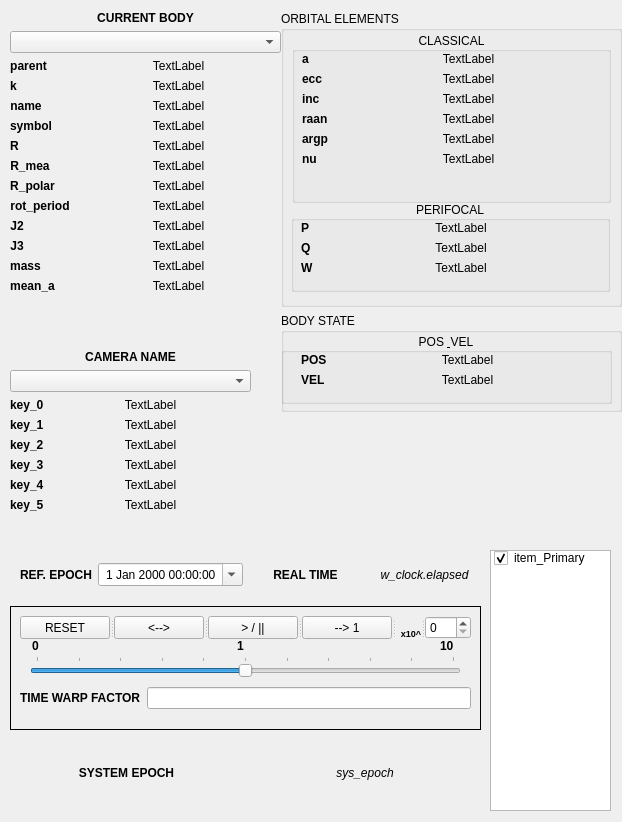
Old version of the form ui/gui_tiled.ui in the repository MadMaxFZ/sns2.
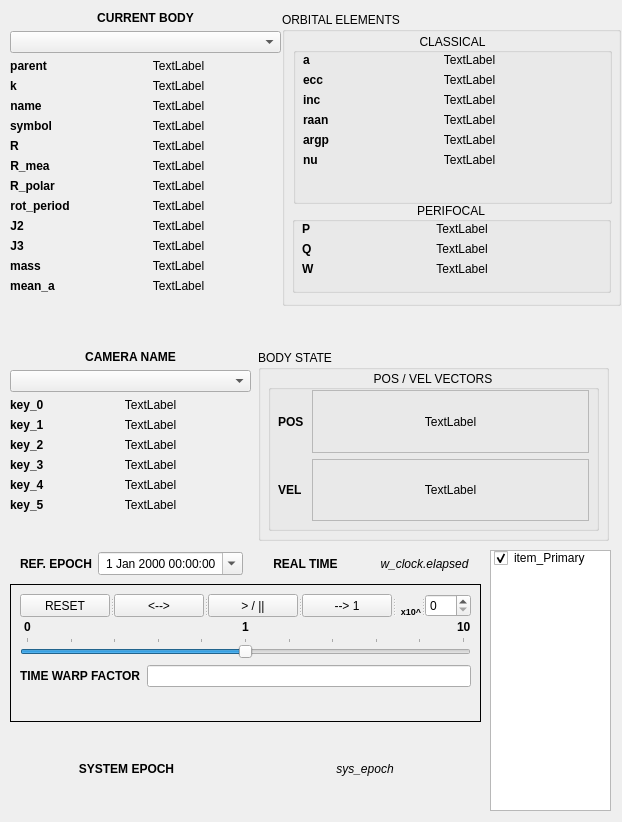
New version of the form.

Commit message: FUCK YEAH!!! Tweaked the GUI layout a bit, still must get the EpochTimer widget working. Will have to fix from almost the ground up(?) for the visuals organization and communication of transform data. At that point, we will have an instrumented 3D solar system simulation!!

```diff
--- a/ui/gui_tiled.ui
+++ b/ui/gui_tiled.ui
@@ -22,7 +22,7 @@
      <height>261</height>
     </rect>
    </property>
-   <layout class="QVBoxLayout" name="EpochTimer" stretch="2,5,3">
+   <layout class="QVBoxLayout" name="EpochTimer" stretch="1,5,3">
     <property name="sizeConstraint">
      <enum>QLayout::SetDefaultConstraint</enum>
     </property>
@@ -101,9 +101,9 @@
       <widget class="QSlider" name="sli_twarp_man_2">
        <property name="geometry">
         <rect>
-         <x>20</x>
-         <y>50</y>
-         <width>431</width>
+         <x>10</x>
+         <y>53</y>
+         <width>451</width>
          <height>21</height>
         </rect>
        </property>
@@ -138,8 +138,8 @@
       <widget class="QLabel" name="lf_twarp_min_2">
        <property name="geometry">
         <rect>
-         <x>220</x>
-         <y>30</y>
+         <x>225</x>
+         <y>33</y>
          <width>21</width>
          <height>20</height>
         </rect>
@@ -154,8 +154,8 @@
       <widget class="QLabel" name="lv_twarp_max_3">
        <property name="geometry">
         <rect>
-         <x>15</x>
-         <y>30</y>
+         <x>7</x>
+         <y>33</y>
          <width>21</width>
          <height>21</height>
         </rect>
@@ -170,8 +170,8 @@
       <widget class="QLabel" name="lv_twarp_max_4">
        <property name="geometry">
         <rect>
-         <x>430</x>
-         <y>30</y>
+         <x>447</x>
+         <y>33</y>
          <width>21</width>
          <height>21</height>
         </rect>
@@ -901,18 +901,15 @@
     </item>
    </layout>
   </widget>
-  <widget class="QWidget" name="">
-   <property name="geometry">
-    <rect>
-     <x>281</x>
-     <y>11</y>
-     <width>341</width>
-     <height>401</height>
-    </rect>
-   </property>
-   <layout class="QVBoxLayout" name="verticalLayout_2" stretch="3,1">
-    <item>
      <widget class="QGroupBox" name="groupBox">
+   <property name="geometry">
+    <rect>
+     <x>282</x>
+     <y>12</y>
+     <width>339</width>
+     <height>294</height>
+    </rect>
+   </property>
       <property name="title">
        <string>ORBITAL ELEMENTS</string>
       </property>
@@ -1189,19 +1186,25 @@
        </widget>
       </widget>
      </widget>
-    </item>
-    <item>
      <widget class="QGroupBox" name="groupBox_2">
+   <property name="geometry">
+    <rect>
+     <x>258</x>
+     <y>350</y>
+     <width>351</width>
+     <height>191</height>
+    </rect>
+   </property>
       <property name="title">
        <string>BODY STATE</string>
       </property>
       <widget class="QGroupBox" name="rv">
        <property name="geometry">
         <rect>
-         <x>0</x>
+      <x>10</x>
          <y>20</y>
          <width>331</width>
-         <height>71</height>
+      <height>161</height>
         </rect>
        </property>
        <property name="font">
@@ -1211,22 +1214,24 @@
         </font>
        </property>
        <property name="title">
-        <string>POS &amp; VEL</string>
+     <string>POS / VEL VECTORS</string>
        </property>
        <property name="alignment">
         <set>Qt::AlignCenter</set>
        </property>
-       <widget class="QWidget" name="layoutWidget_3">
+    <widget class="QWidget" name="">
         <property name="geometry">
          <rect>
-          <x>20</x>
+       <x>10</x>
           <y>20</y>
-          <width>301</width>
-          <height>41</height>
-         </rect>
-        </property>
-        <layout class="QFormLayout" name="rv_form">
-         <item row="0" column="0">
+       <width>311</width>
+       <height>131</height>
+      </rect>
+     </property>
+     <layout class="QHBoxLayout" name="horizontalLayout_2" stretch="1,10">
+      <item>
+       <layout class="QVBoxLayout" name="verticalLayout_2">
+        <item>
           <widget class="QLabel" name="POS">
            <property name="font">
             <font>
@@ -1237,19 +1242,12 @@
            <property name="text">
             <string>POS</string>
            </property>
-          </widget>
-         </item>
-         <item row="0" column="1">
-          <widget class="QLabel" name="elem_rv_0">
-           <property name="text">
-            <string>TextLabel</string>
-           </property>
            <property name="alignment">
-            <set>Qt::AlignCenter</set>
+           <set>Qt::AlignLeading|Qt::AlignLeft|Qt::AlignVCenter</set>
            </property>
           </widget>
          </item>
-         <item row="1" column="0">
+        <item>
           <widget class="QLabel" name="VEL">
            <property name="font">
             <font>
@@ -1260,10 +1258,33 @@
            <property name="text">
             <string>VEL</string>
            </property>
-          </widget>
-         </item>
-         <item row="1" column="1">
+          <property name="alignment">
+           <set>Qt::AlignLeading|Qt::AlignLeft|Qt::AlignVCenter</set>
+          </property>
+         </widget>
+        </item>
+       </layout>
+      </item>
+      <item>
+       <layout class="QVBoxLayout" name="verticalLayout_3">
+        <item>
+         <widget class="QLabel" name="elem_rv_0">
+          <property name="frameShape">
+           <enum>QFrame::StyledPanel</enum>
+          </property>
+          <property name="text">
+           <string>TextLabel</string>
+          </property>
+          <property name="alignment">
+           <set>Qt::AlignCenter</set>
+          </property>
+         </widget>
+        </item>
+        <item>
           <widget class="QLabel" name="elem_rv_1">
+          <property name="frameShape">
+           <enum>QFrame::StyledPanel</enum>
+          </property>
            <property name="text">
             <string>TextLabel</string>
            </property>
@@ -1273,11 +1294,10 @@
           </widget>
          </item>
         </layout>
-       </widget>
-      </widget>
-     </widget>
-    </item>
-   </layout>
+      </item>
+     </layout>
+    </widget>
+   </widget>
   </widget>
  </widget>
  <resources/>
```
Left out of the diff: 46 changed lines with no effect on the pictures. Lines whose indentation alone changed are shown as unchanged. The commit also changes 2 other files.
